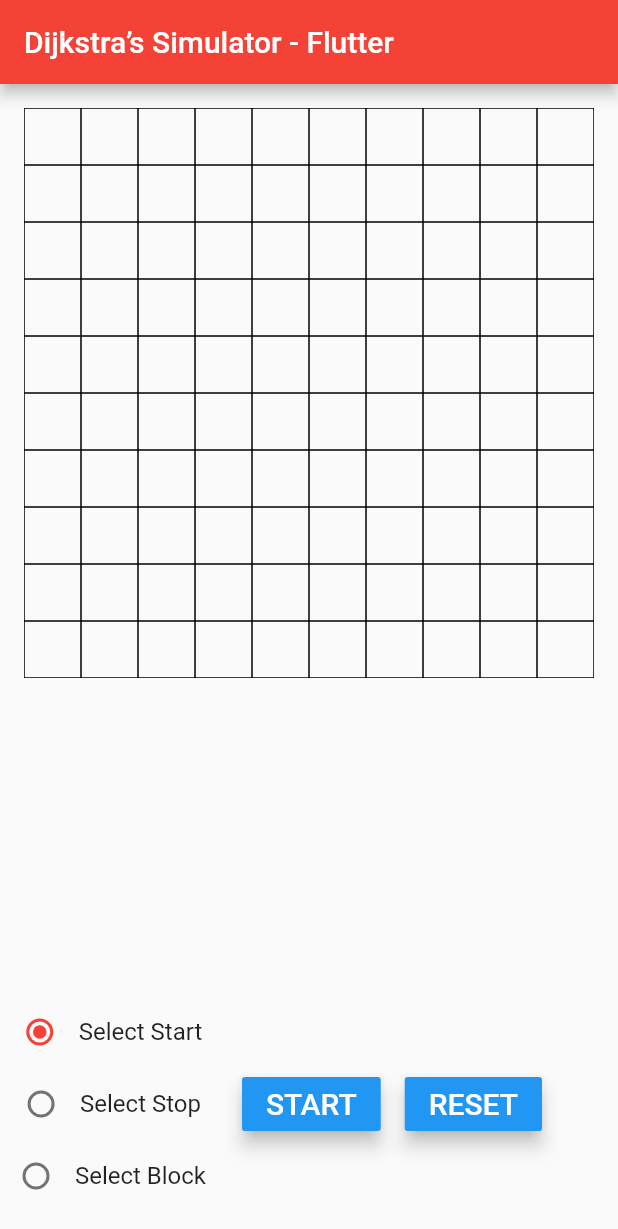
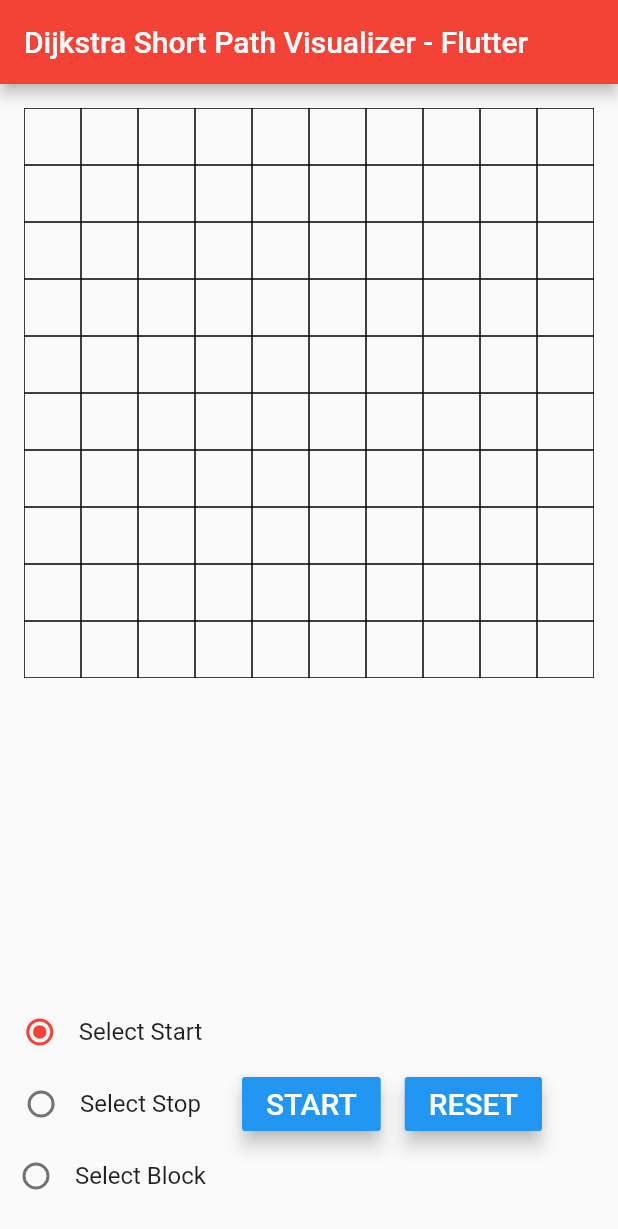
Before and after one commit to mnhmasum/Shortest-Path-Finder-Visualizer, a Flutter app: the screen it shows after launch, on a phone screen of 412 x 824 dp. Shown: the top 1229 px of the screen. Run offline on Flutter 3.47's test engine with Material 2 defaults, Android fonts, the phone set to English and light mode, and no system bars.

Commit message:
Change app title

```diff
--- a/lib/main.dart
+++ b/lib/main.dart
@@ -12,7 +12,7 @@ class MyApp extends StatelessWidget {
       theme: ThemeData(
         primarySwatch: Colors.red,
       ),
-      home: MyHomePage(title: 'Dijkstra’s Simulator - Flutter'),
+      home: MyHomePage(title: 'Dijkstra Short Path Visualizer - Flutter'),
     );
   }
 }
```
